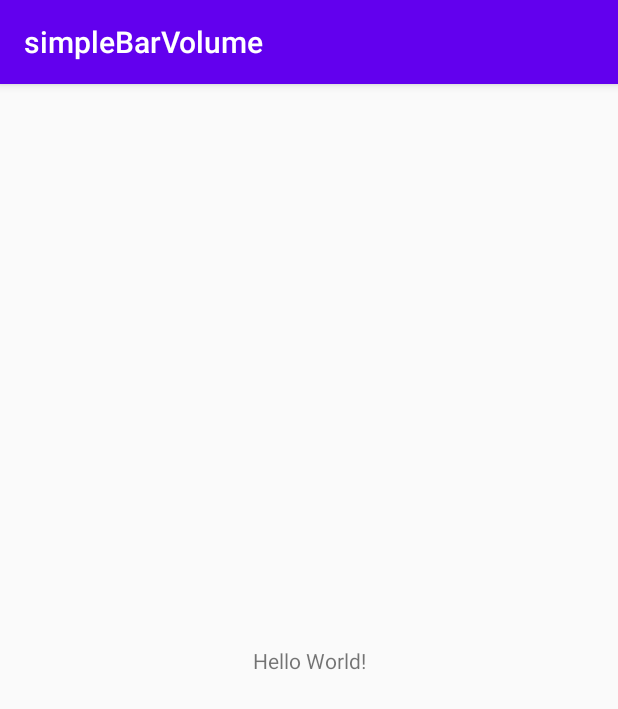
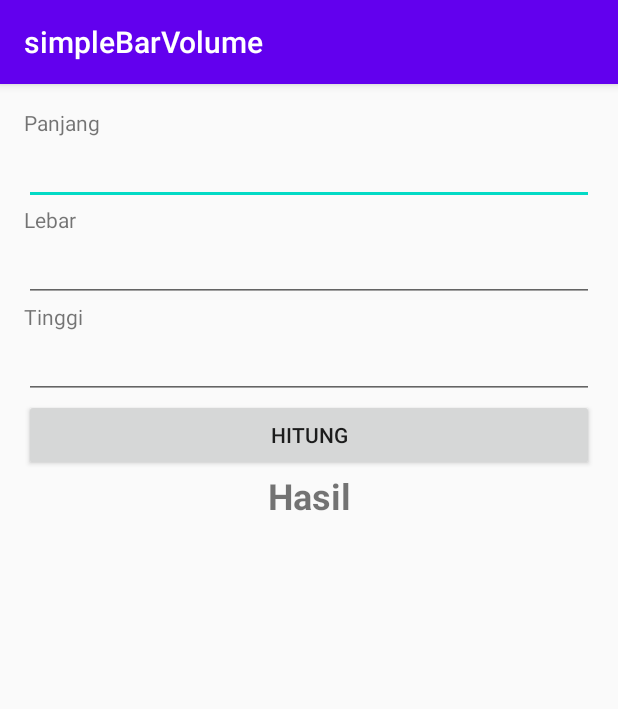
Before and after one commit to drholix/simpleBarVolume, an Android app: the screen it shows after launch (MainActivity), on a phone screen of 412 x 824 dp. Shown: the top 709 px of the screen. Run offline under Robolectric (Android 15) with nearby library versions, the phone set to English and light mode, and no system bars.

Commit message:
App done 90%%

```diff
--- a/app/src/main/res/layout/activity_main.xml
+++ b/app/src/main/res/layout/activity_main.xml
@@ -1,18 +1,63 @@
 <?xml version="1.0" encoding="utf-8"?>
-<androidx.constraintlayout.widget.ConstraintLayout xmlns:android="http://schemas.android.com/apk/res/android"
+<LinearLayout xmlns:android="http://schemas.android.com/apk/res/android"
     xmlns:app="http://schemas.android.com/apk/res-auto"
     xmlns:tools="http://schemas.android.com/tools"
     android:layout_width="match_parent"
     android:layout_height="match_parent"
+    android:padding="16dp"
+    android:orientation="vertical"
     tools:context=".MainActivity">
 
     <TextView
-        android:layout_width="wrap_content"
+        android:layout_width="match_parent"
         android:layout_height="wrap_content"
-        android:text="Hello World!"
-        app:layout_constraintBottom_toBottomOf="parent"
-        app:layout_constraintLeft_toLeftOf="parent"
-        app:layout_constraintRight_toRightOf="parent"
-        app:layout_constraintTop_toTopOf="parent" />
+        android:text="@string/lenght" />
 
-</androidx.constraintlayout.widget.ConstraintLayout>
+
+    <EditText
+        android:id="@+id/edt_length"
+        android:layout_width="match_parent"
+        android:layout_height="wrap_content"
+        android:inputType="numberDecimal"
+        android:lines="1" />
+
+    <TextView
+        android:layout_width="match_parent"
+        android:layout_height="wrap_content"
+        android:text="@string/width" />
+
+    <EditText
+        android:id="@+id/edt_width"
+        android:layout_width="match_parent"
+        android:layout_height="wrap_content"
+        android:inputType="numberDecimal"
+        android:lines="1" />
+
+    <TextView
+        android:layout_width="match_parent"
+        android:layout_height="wrap_content"
+        android:text="@string/height" />
+
+    <EditText
+        android:id="@+id/edt_height"
+        android:layout_width="match_parent"
+        android:layout_height="wrap_content"
+        android:inputType="numberDecimal"
+        android:lines="1" />
+
+    <Button
+        android:id="@+id/btn_calculate"
+        android:layout_width="match_parent"
+        android:layout_height="wrap_content"
+        android:text="@string/calculate" />
+
+    <TextView
+        android:id="@+id/tv_result"
+        android:layout_width="match_parent"
+        android:layout_height="wrap_content"
+        android:gravity="center"
+        android:text="@string/result"
+        android:textSize="24sp"
+        android:textStyle="bold" />
+
+</LinearLayout>
--- a/app/src/main/res/values/strings.xml
+++ b/app/src/main/res/values/strings.xml
@@ -1,3 +1,8 @@
 <resources>
     <string name="app_name">simpleBarVolume</string>
+    <string name="lenght">Panjang</string>
+    <string name="width">Lebar</string>
+    <string name="height">Tinggi</string>
+    <string name="calculate">Hitung</string>
+    <string name="result">Hasil</string>
 </resources>
```
Also changed, not shown: app/src/main/java/id/kotlin/simplebarvolume/MainActivity.java (+77 -1 lines).
